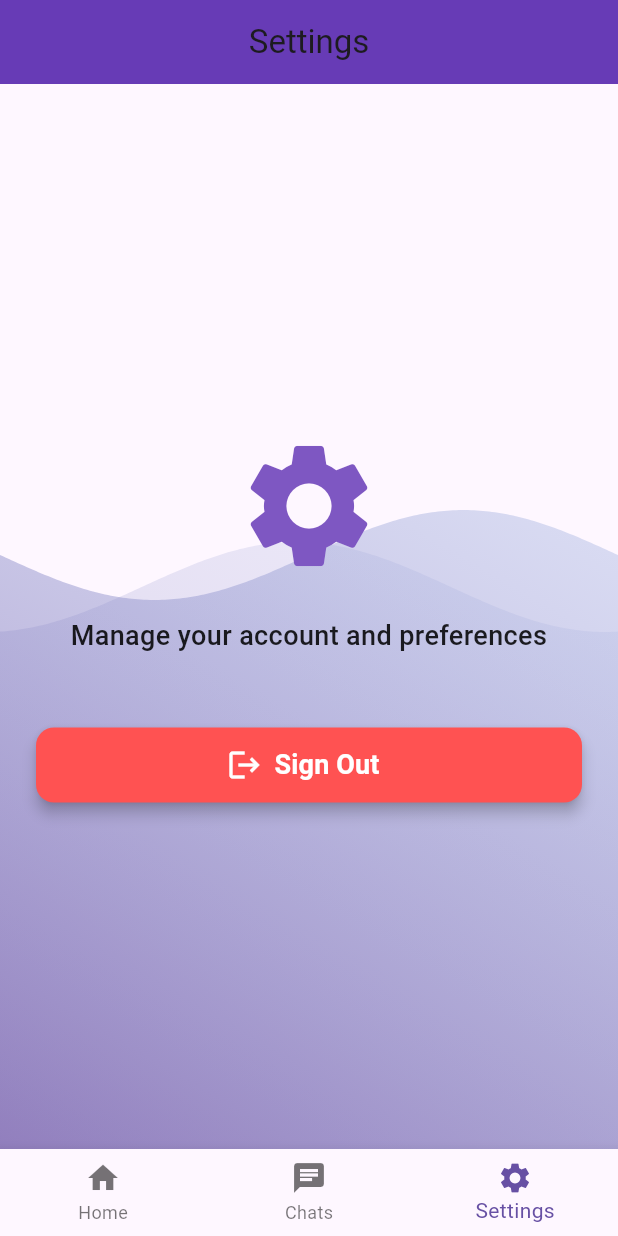
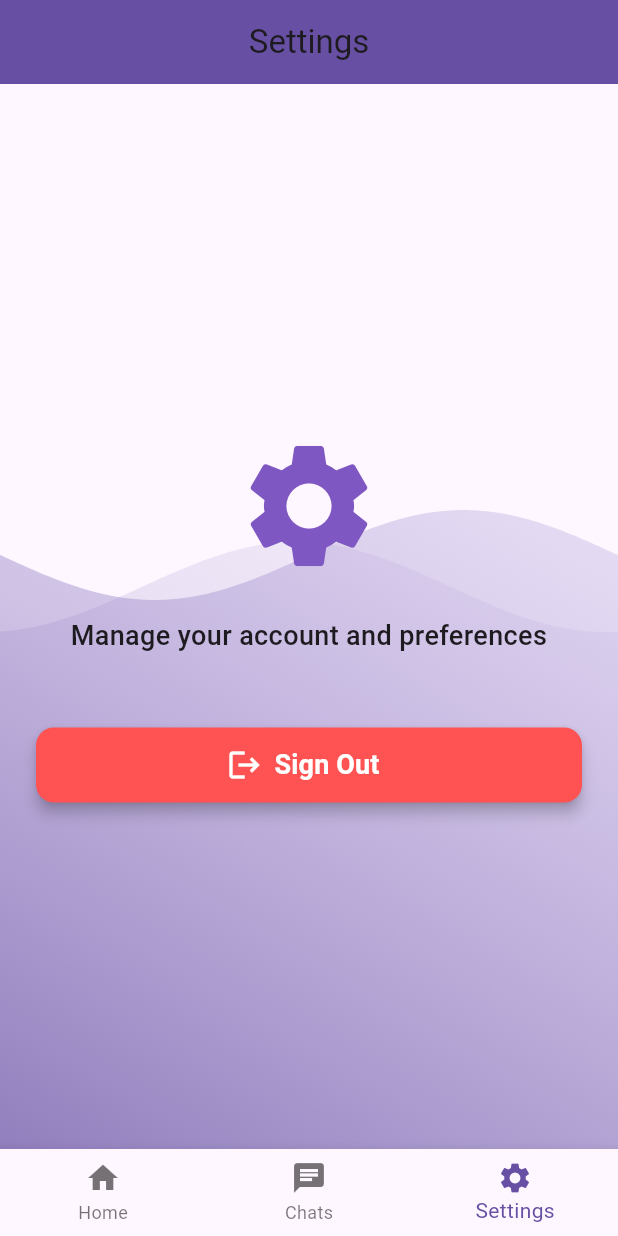
Before and after one commit to ThePotatoDuke/SenseAI-Frontend, a Flutter app: the screen it shows after launch, item 3 of the bottom bar chosen, on a phone screen of 412 x 824 dp. Run offline on Flutter 3.47's test engine with Material 3 defaults, Android fonts, the phone set to English and light mode, and no system bars; drawn by our look-alikes of wave; our stand-ins replace animated_splash_screen, camera, cloud_firestore, firebase_auth, firebase_core, firebase_storage and 13 more; missing offline and left inert: android_intent_plus, ffmpeg_kit_flutter, flutter_chat_core, flutter_chat_ui, flyer_chat_file_message, flyer_chat_text_message and 1 more; accounts and stored records are empty.

Commit message:
added dark mode

```diff
--- a/lib/features/user_auth/presentation/pages/settings_page.dart
+++ b/lib/features/user_auth/presentation/pages/settings_page.dart
@@ -4,35 +4,39 @@ import 'package:fluttertoast/fluttertoast.dart';
 import 'package:google_sign_in/google_sign_in.dart';
 import 'package:senseai/features/user_auth/presentation/pages/login_page.dart';
 import 'package:wave/config.dart';
-import 'package:wave/wave.dart'; // Adjust import path if needed
+import 'package:wave/wave.dart';
 
 class SettingsPage extends StatelessWidget {
   const SettingsPage({Key? key}) : super(key: key);
 
   void _signOut(BuildContext context) async {
-    await GoogleSignIn().signOut(); // this clears the cached account
+    await GoogleSignIn().signOut();
     await FirebaseAuth.instance.signOut();
     Navigator.pushReplacement(
       context,
-      MaterialPageRoute(builder: (_) => LoginPage()),
+      MaterialPageRoute(builder: (_) => const LoginPage()),
     );
     Fluttertoast.showToast(msg: "Successfully signed out");
   }
 
-
-
   @override
   Widget build(BuildContext context) {
-    final Color primaryColor = Theme.of(context).primaryColor;
-    final Color primaryLightColor =
-        Theme.of(context).primaryColorLight; // or a lighter variant
-    final Color primaryDarkColor =
-        Theme.of(context).primaryColorDark; // or a darker variant
+    final theme = Theme.of(context);
+    final isDark = theme.brightness == Brightness.dark;
+
+    // Use theme colors dynamically
+    final primaryColor = theme.colorScheme.primary;
+    final primaryLightColor = theme.colorScheme.primaryContainer;
+    final primaryDarkColor = theme.colorScheme.primaryContainer;
+
+    // Text color depending on brightness
+    final textColor = theme.textTheme.bodyLarge?.color ?? (isDark ? Colors.white : Colors.black87);
+
     return Scaffold(
       appBar: AppBar(
         title: const Text("Settings"),
         centerTitle: true,
-        backgroundColor: Colors.deepPurple,
+        backgroundColor: theme.appBarTheme.backgroundColor ?? primaryColor,
         elevation: 2,
       ),
       body: Stack(
@@ -42,25 +46,19 @@ class SettingsPage extends StatelessWidget {
               gradients: [
                 [
                   primaryColor.withAlpha((0.6 * 255).round()),
-                  // 0.6 opacity
                   primaryLightColor.withAlpha((0.3 * 255).round()),
-                  // 0.3 opacity
                 ],
                 [
                   primaryColor.withAlpha((0.3 * 255).round()),
-                  // 0.3 opacity
                   primaryLightColor.withAlpha((0.1 * 255).round()),
-                  // 0.1 opacity
                 ],
                 [
                   primaryDarkColor.withAlpha((0.4 * 255).round()),
-                  // 0.4 opacity
                   primaryColor.withAlpha((0.15 * 255).round()),
-                  // 0.15 opacity
                 ],
               ],
-              durations: [35000, 16000],
-              heightPercentages: [0.40, 0.43],
+              durations: const [35000, 16000],
+              heightPercentages: const [0.40, 0.43],
               blur: const MaskFilter.blur(BlurStyle.solid, 10),
               gradientBegin: Alignment.bottomLeft,
               gradientEnd: Alignment.topRight,
@@ -76,14 +74,16 @@ class SettingsPage extends StatelessWidget {
                 Icon(
                   Icons.settings,
                   size: 100,
-                  color: Colors.deepPurple.shade400,
+                  color: isDark
+                      ? theme.colorScheme.secondary
+                      : Colors.deepPurple.shade400,
                 ),
                 const SizedBox(height: 24),
-                const Text(
+                Text(
                   "Manage your account and preferences",
                   style: TextStyle(
                     fontSize: 18,
-                    color: Colors.black87,
+                    color: textColor,
                     fontWeight: FontWeight.w500,
                   ),
                   textAlign: TextAlign.center,
@@ -94,18 +94,21 @@ class SettingsPage extends StatelessWidget {
                   height: 50,
                   child: ElevatedButton.icon(
                     onPressed: () => _signOut(context),
-                    icon: const Icon(Icons.logout, size: 24,color:Colors.white ,),
-                    label: const Text(
+                    icon: Icon(
+                      Icons.logout,
+                      size: 24,
+                      color: theme.colorScheme.onPrimary,
+                    ),
+                    label: Text(
                       "Sign Out",
                       style: TextStyle(
                         fontSize: 18,
                         fontWeight: FontWeight.bold,
-                        color: Colors.white,  // <-- add this
+                        color: theme.colorScheme.onPrimary,
                       ),
                     ),
-
                     style: ElevatedButton.styleFrom(
-                      backgroundColor: Colors.redAccent,
+                      backgroundColor: Colors.redAccent, // You can customize for dark theme here too
                       shape: RoundedRectangleBorder(
                         borderRadius: BorderRadius.circular(12),
                       ),
```
Also changed, not shown: lib/features/user_auth/presentation/pages/PreviousChats.dart (+49 -49 lines), lib/features/user_auth/presentation/pages/chat_page.dart (+20 -16 lines).
